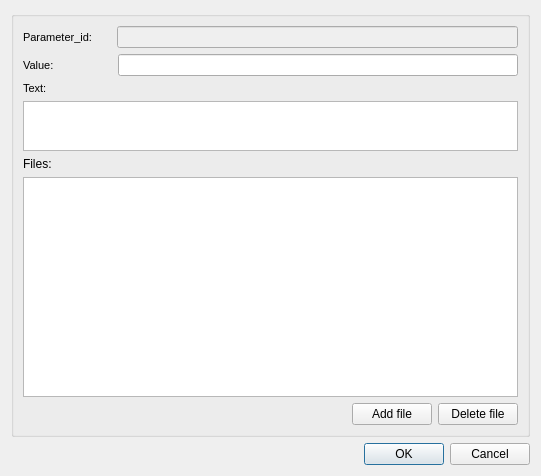
This is ui/event_standard.ui in Giswater/giswater_qgis_plugin as Qt 5 draws it before an edit. The edited form follows.
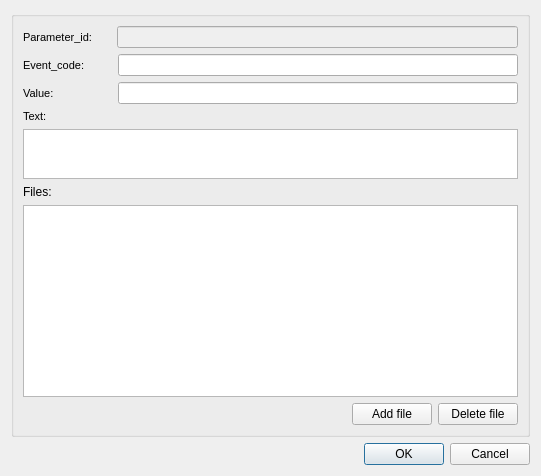
This is the edited form.

Commit message: Add event_code to insert event form

```diff
--- a/ui/event_standard.ui
+++ b/ui/event_standard.ui
@@ -66,6 +66,52 @@
         </item>
        </layout>
       </item>
+      <item>
+       <layout class="QHBoxLayout" name="horizontalLayout_4">
+        <item>
+         <widget class="QLabel" name="label_2">
+          <property name="font">
+           <font>
+            <pointsize>8</pointsize>
+            <weight>50</weight>
+            <bold>false</bold>
+           </font>
+          </property>
+          <property name="frameShape">
+           <enum>QFrame::NoFrame</enum>
+          </property>
+          <property name="frameShadow">
+           <enum>QFrame::Plain</enum>
+          </property>
+          <property name="text">
+           <string>Event_code:         </string>
+          </property>
+          <property name="textFormat">
+           <enum>Qt::AutoText</enum>
+          </property>
+          <property name="scaledContents">
+           <bool>false</bool>
+          </property>
+          <property name="alignment">
+           <set>Qt::AlignLeading|Qt::AlignLeft|Qt::AlignVCenter</set>
+          </property>
+          <property name="margin">
+           <number>3</number>
+          </property>
+         </widget>
+        </item>
+        <item>
+         <widget class="QLineEdit" name="event_code">
+          <property name="enabled">
+           <bool>true</bool>
+          </property>
+          <property name="frame">
+           <bool>true</bool>
+          </property>
+         </widget>
+        </item>
+       </layout>
+      </item>
       <item>
        <layout class="QHBoxLayout" name="horizontalLayout_2">
         <item>
```
Left out of the diff: 5 changed lines with no effect on the pictures.
